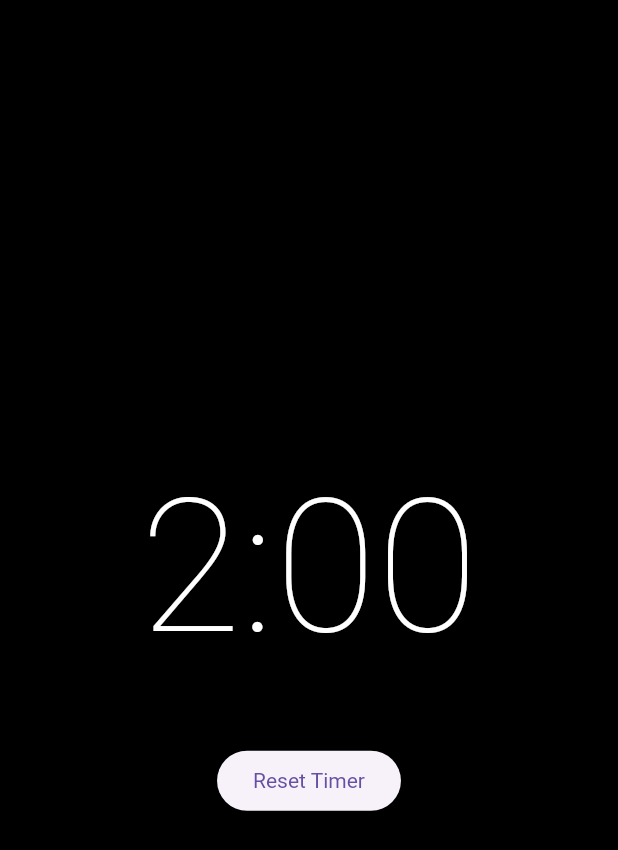
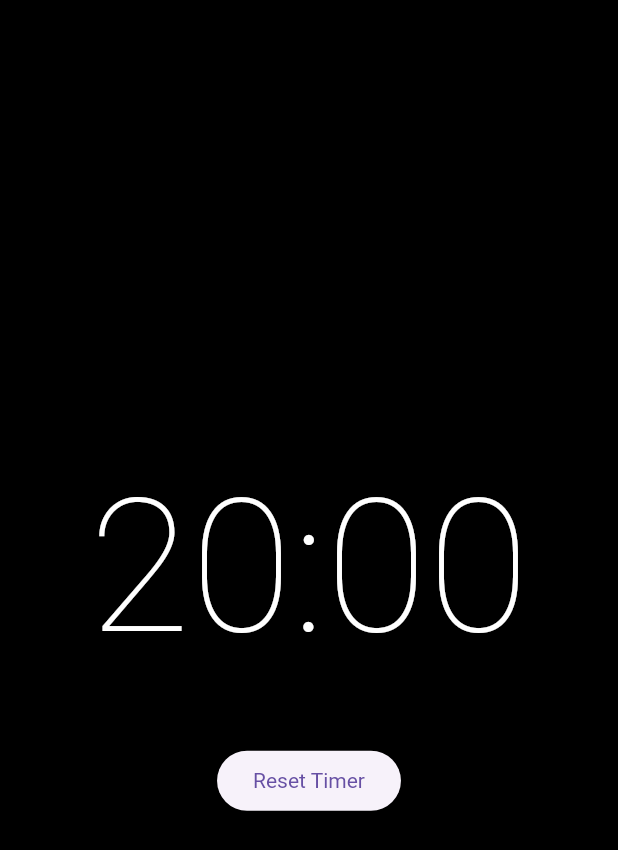
Before and after one commit to ask-org/pomo-timer, a Flutter app: the screen it shows after launch, on a phone screen of 412 x 824 dp. Shown: the top 850 px of the screen. Run offline on Flutter 3.47's test engine with Material 3 defaults, Android fonts, the phone set to English and light mode, and no system bars.

Commit message:
issue solved for changing the timer in one place

```diff
--- a/lib/time.dart
+++ b/lib/time.dart
@@ -10,12 +10,14 @@ class TimerPage extends StatefulWidget {
 
 class _TimerPageState extends State<TimerPage> {
   late Timer _timer;
-  int _totalSeconds = 120;
+  final int _defaultTime = 1200;
+  int _totalSeconds = 0;
   bool _isTimerRunning = false;
 
   @override
   void initState() {
     super.initState();
+    _totalSeconds = _defaultTime;
   }
 
   void _toggleTimer() {
@@ -40,7 +42,7 @@ class _TimerPageState extends State<TimerPage> {
   void _resetTimer() {
     _timer.cancel();
     setState(() {
-      _totalSeconds = 120;
+      _totalSeconds = _defaultTime;
       _isTimerRunning = false;
     });
   }
@@ -82,15 +84,15 @@ class _TimerPageState extends State<TimerPage> {
                 ),
               ),
             ),
-            SizedBox(height: 20),
+            const SizedBox(height: 20),
             Align(
               alignment: Alignment.center,
               child: ElevatedButton(
                 onPressed: _resetTimer,
-                child: Text('Reset Timer'),
                 style: ElevatedButton.styleFrom(
-                  textStyle: TextStyle(fontWeight: FontWeight.normal),
+                  textStyle: const TextStyle(fontWeight: FontWeight.normal),
                 ),
+                child: const Text('Reset Timer'),
               ),
             ),
           ],
```
